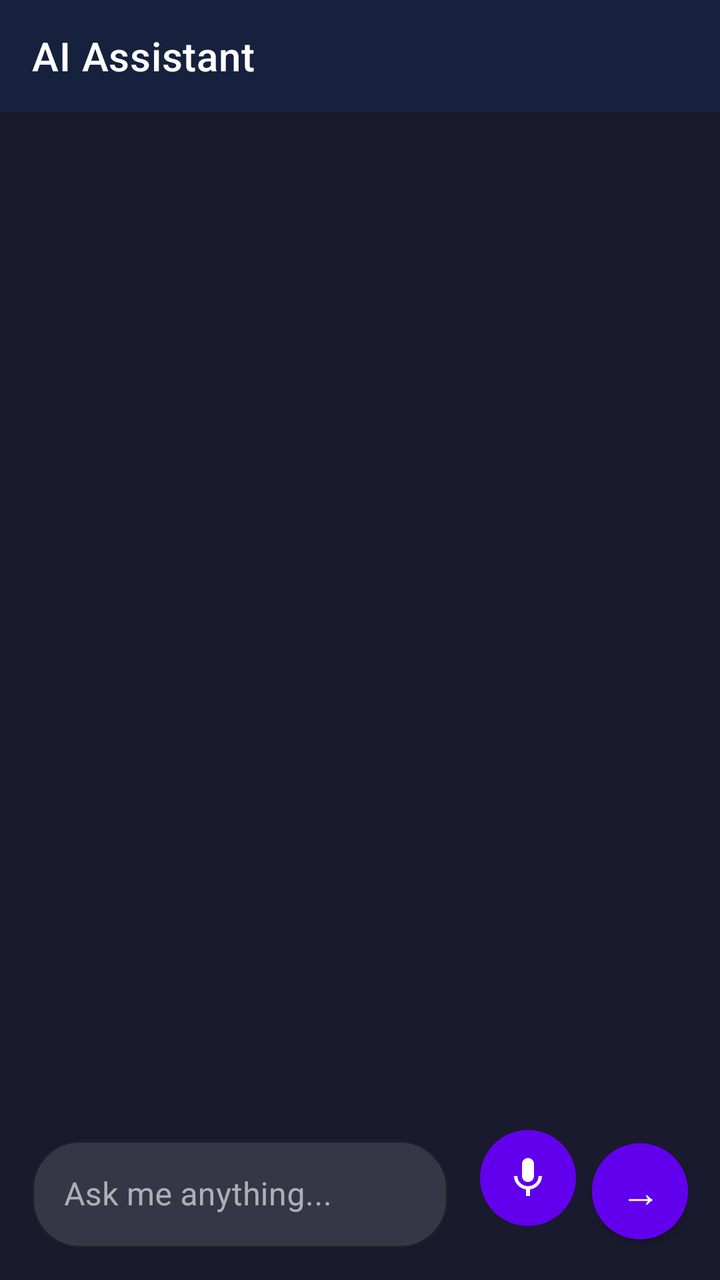
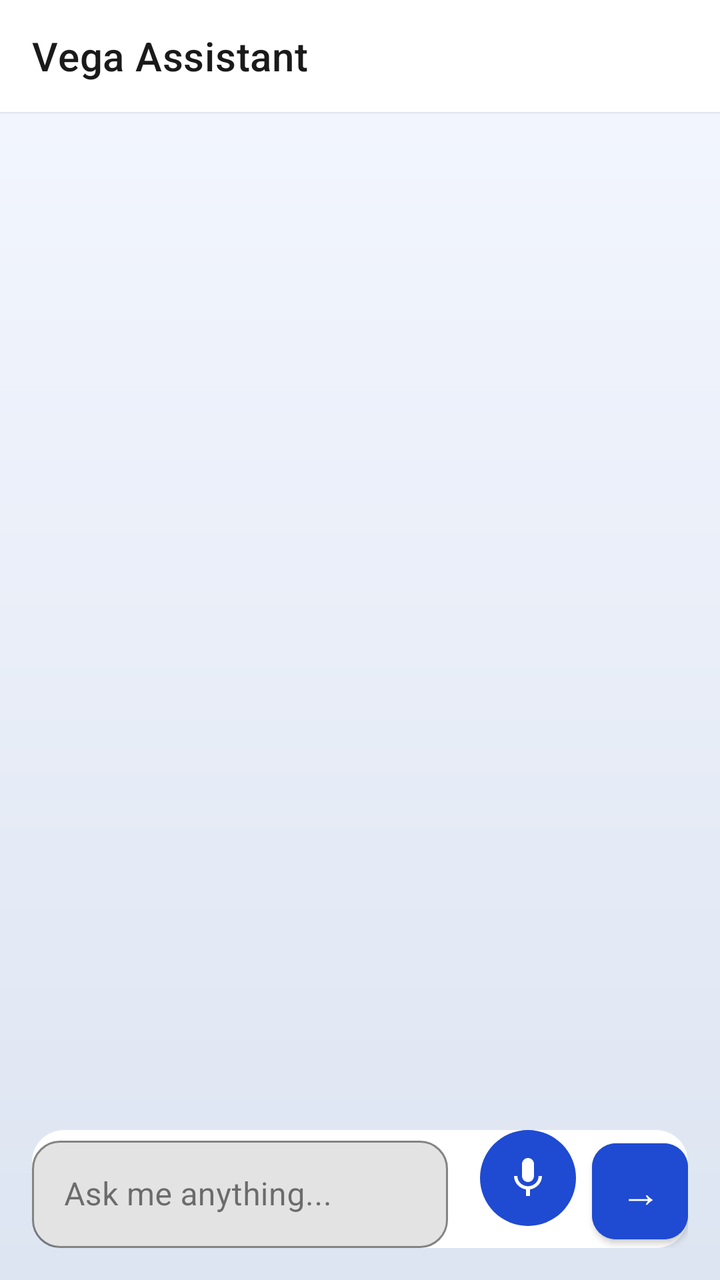

The first picture is an Android layout as it rendered before a commit; the second is the same layout after the commit. The layout source and the unified diff follow.
<!-- AndroidManifest.xml: application theme Theme.Calculator -->
<!-- res/layout/activity_main.xml -->
<?xml version="1.0" encoding="utf-8"?>
<androidx.constraintlayout.widget.ConstraintLayout xmlns:android="http://schemas.android.com/apk/res/android"
    xmlns:app="http://schemas.android.com/apk/res-auto"
    xmlns:tools="http://schemas.android.com/tools"
    android:layout_width="match_parent"
    android:layout_height="match_parent"
    android:background="@color/background"
    tools:context=".MainActivity">

    <androidx.appcompat.widget.Toolbar
        android:id="@+id/toolbar"
        android:layout_width="0dp"
        android:layout_height="?attr/actionBarSize"
        android:background="?attr/colorSurface"
        android:elevation="4dp"
        app:layout_constraintEnd_toEndOf="parent"
        app:layout_constraintStart_toStartOf="parent"
        app:layout_constraintTop_toTopOf="parent"
        app:title="AI Assistant"
        app:titleTextColor="@android:color/white" />

    <androidx.recyclerview.widget.RecyclerView
        android:id="@+id/messagesRecyclerView"
        android:layout_width="match_parent"
        android:layout_height="0dp"
        android:layout_margin="16dp"
        android:clipToPadding="false"
        android:paddingBottom="16dp"
        app:layout_constraintBottom_toTopOf="@+id/bottomLayout"
        app:layout_constraintTop_toBottomOf="@+id/toolbar" />

    <ProgressBar
        android:id="@+id/loadingIndicator"
        android:layout_width="wrap_content"
        android:layout_height="wrap_content"
        android:layout_marginBottom="16dp"
        android:visibility="gone"
        app:layout_constraintBottom_toTopOf="@+id/bottomLayout"
        app:layout_constraintEnd_toEndOf="parent"
        app:layout_constraintStart_toStartOf="parent" />

    <LinearLayout
        android:id="@+id/bottomLayout"
        android:layout_width="match_parent"
        android:layout_height="wrap_content"
        android:layout_margin="16dp"
        android:orientation="horizontal"
        app:layout_constraintBottom_toBottomOf="parent">

        <com.google.android.material.textfield.TextInputLayout
            android:id="@+id/inputLayout"
            android:layout_width="0dp"
            android:layout_height="wrap_content"
            android:layout_weight="1"
            android:layout_marginEnd="8dp"
            android:hint="Ask me anything..."
            app:boxBackgroundMode="outline"
            app:boxCornerRadiusTopStart="24dp"
            app:boxCornerRadiusTopEnd="24dp"
            app:boxCornerRadiusBottomStart="24dp"
            app:boxCornerRadiusBottomEnd="24dp"
            app:boxStrokeColor="@color/primary"
            app:hintTextColor="@color/hint_color">

            <com.google.android.material.textfield.TextInputEditText
                android:id="@+id/inputField"
                android:layout_width="match_parent"
                android:layout_height="wrap_content"
                android:maxLines="4"
                android:textColor="@android:color/white"
                android:textColorHint="@color/hint_color"
                android:textSize="16sp"
                android:padding="16dp" />
        </com.google.android.material.textfield.TextInputLayout>

        <ImageButton
            android:id="@+id/micButton"
            android:layout_width="48dp"
            android:layout_height="48dp"
            android:layout_marginStart="8dp"
            android:background="@drawable/mic_button_bg"
            android:contentDescription="Voice input"
            android:padding="12dp"
            android:scaleType="fitCenter"
            android:src="@drawable/ic_mic" />

        <com.google.android.material.button.MaterialButton
            android:id="@+id/sendButton"
            android:layout_width="48dp"
            android:layout_height="48dp"
            android:layout_marginStart="8dp"
            android:insetTop="0dp"
            android:insetBottom="0dp"
            android:text="→"
            android:textSize="20sp"
            android:backgroundTint="@color/primary"
            app:cornerRadius="24dp" />
    </LinearLayout>

</androidx.constraintlayout.widget.ConstraintLayout>
<!-- resources referenced by this layout -->
<resources>
  <color name="background">#1A1A2E</color>
  <color name="hint_color">#888888</color>
  <color name="primary">#6200EE</color>
  <!-- drawable ic_mic (drawable) -->
  <vector xmlns:android="http://schemas.android.com/apk/res/android"
      android:width="24dp"
      android:height="24dp"
      android:viewportWidth="24"
      android:viewportHeight="24">
      <path
          android:fillColor="@android:color/white"
          android:pathData="M12,14c1.66,0 2.99,-1.34 2.99,-3L15,5c0,-1.66 -1.34,-3 -3,-3S9,3.34 9,5v6c0,1.66 1.34,3 3,3zM17.3,11c0,3 -2.54,5.1 -5.3,5.1S6.7,14 6.7,11L5,11c0,3.41 2.72,6.23 6,6.72L11,21h2v-3.28c3.28,-0.48 6,-3.3 6,-6.72h-1.7z"/>
  </vector>
  <!-- drawable mic_button_bg (drawable) -->
  <?xml version="1.0" encoding="utf-8"?>
  <shape xmlns:android="http://schemas.android.com/apk/res/android"
      android:shape="oval">
      <solid android:color="@color/primary" />
  </shape>
  <style name="Theme.Calculator" parent="Theme.MaterialComponents.DayNight.NoActionBar">
          
          <item name="colorPrimary">@color/primary</item>
          <item name="colorPrimaryVariant">@color/primary_variant</item>
          <item name="colorOnPrimary">@color/on_primary</item>
          
          <item name="colorSecondary">@color/secondary</item>
          <item name="colorSecondaryVariant">@color/secondary</item>
          <item name="colorOnSecondary">@color/on_primary</item>
          
          <item name="android:statusBarColor">@color/primary_variant</item>
          
          <item name="android:windowBackground">@color/background</item>
          <item name="colorSurface">@color/surface</item>
          <item name="colorOnSurface">@color/on_surface</item>
          <item name="android:windowLightStatusBar">false</item>
      </style>
  <color name="primary_variant">#3700B3</color>
  <color name="on_primary">#FFFFFF</color>
  <color name="secondary">#03DAC6</color>
  <color name="surface">#16213E</color>
  <color name="on_surface">#FFFFFF</color>
</resources>

<!-- the commit's change to res/layout/activity_main.xml (unified diff, before → after) -->
@@ -4,20 +4,20 @@
     xmlns:tools="http://schemas.android.com/tools"
     android:layout_width="match_parent"
     android:layout_height="match_parent"
-    android:background="@color/background"
+    android:background="@drawable/bg_app"
     tools:context=".MainActivity">
 
     <androidx.appcompat.widget.Toolbar
         android:id="@+id/toolbar"
         android:layout_width="0dp"
         android:layout_height="?attr/actionBarSize"
-        android:background="?attr/colorSurface"
-        android:elevation="4dp"
+        android:background="@color/surface"
+        android:elevation="1dp"
         app:layout_constraintEnd_toEndOf="parent"
         app:layout_constraintStart_toStartOf="parent"
         app:layout_constraintTop_toTopOf="parent"
-        app:title="AI Assistant"
-        app:titleTextColor="@android:color/white" />
+        app:title="Vega Assistant"
+        app:titleTextColor="@color/on_surface" />
 
     <androidx.recyclerview.widget.RecyclerView
         android:id="@+id/messagesRecyclerView"
@@ -34,6 +34,7 @@
         android:layout_width="wrap_content"
         android:layout_height="wrap_content"
         android:layout_marginBottom="16dp"
+        android:indeterminateTint="@color/primary"
         android:visibility="gone"
         app:layout_constraintBottom_toTopOf="@+id/bottomLayout"
         app:layout_constraintEnd_toEndOf="parent"
@@ -44,6 +45,7 @@
         android:layout_width="match_parent"
         android:layout_height="wrap_content"
         android:layout_margin="16dp"
+        android:background="@drawable/bottom_panel_bg"
         android:orientation="horizontal"
         app:layout_constraintBottom_toBottomOf="parent">
 
@@ -55,11 +57,11 @@
             android:layout_marginEnd="8dp"
             android:hint="Ask me anything..."
             app:boxBackgroundMode="outline"
-            app:boxCornerRadiusTopStart="24dp"
-            app:boxCornerRadiusTopEnd="24dp"
-            app:boxCornerRadiusBottomStart="24dp"
-            app:boxCornerRadiusBottomEnd="24dp"
-            app:boxStrokeColor="@color/primary"
+            app:boxCornerRadiusTopStart="14dp"
+            app:boxCornerRadiusTopEnd="14dp"
+            app:boxCornerRadiusBottomStart="14dp"
+            app:boxCornerRadiusBottomEnd="14dp"
+            app:boxStrokeColor="@color/input_border"
             app:hintTextColor="@color/hint_color">
 
             <com.google.android.material.textfield.TextInputEditText
@@ -67,7 +69,7 @@
                 android:layout_width="match_parent"
                 android:layout_height="wrap_content"
                 android:maxLines="4"
-                android:textColor="@android:color/white"
+                android:textColor="@color/on_surface"
                 android:textColorHint="@color/hint_color"
                 android:textSize="16sp"
                 android:padding="16dp" />
@@ -94,7 +96,7 @@
             android:text="→"
             android:textSize="20sp"
             android:backgroundTint="@color/primary"
-            app:cornerRadius="24dp" />
+            app:cornerRadius="12dp" />
     </LinearLayout>
 
 </androidx.constraintlayout.widget.ConstraintLayout>
<!-- resource entries referenced after the edit -->
@@ -1,8 +1,10 @@
 <!-- resources referenced by this layout -->
 <resources>
-  <color name="background">#1A1A2E</color>
-  <color name="hint_color">#888888</color>
-  <color name="primary">#6200EE</color>
+  <color name="background">#E9EEF8</color>
+  <color name="bg_bottom">#DDE5F2</color>
+  <color name="hint_color">#6C7A94</color>
+  <color name="input_border">#CFD7E6</color>
+  <color name="primary">#1F4AD2</color>
   <!-- drawable ic_mic (drawable) -->
   <vector xmlns:android="http://schemas.android.com/apk/res/android"
       android:width="24dp"
@@ -19,27 +21,42 @@
       android:shape="oval">
       <solid android:color="@color/primary" />
   </shape>
-  <style name="Theme.Calculator" parent="Theme.MaterialComponents.DayNight.NoActionBar">
-          
+  <style name="Theme.Calculator" parent="Theme.MaterialComponents.Light.NoActionBar">
           <item name="colorPrimary">@color/primary</item>
           <item name="colorPrimaryVariant">@color/primary_variant</item>
           <item name="colorOnPrimary">@color/on_primary</item>
-          
           <item name="colorSecondary">@color/secondary</item>
           <item name="colorSecondaryVariant">@color/secondary</item>
-          <item name="colorOnSecondary">@color/on_primary</item>
-          
-          <item name="android:statusBarColor">@color/primary_variant</item>
-          
-          <item name="android:windowBackground">@color/background</item>
+          <item name="colorOnSecondary">@color/on_surface</item>
           <item name="colorSurface">@color/surface</item>
           <item name="colorOnSurface">@color/on_surface</item>
-          <item name="android:windowLightStatusBar">false</item>
+          <item name="android:statusBarColor">@color/background</item>
+          <item name="android:navigationBarColor">@color/background</item>
+          <item name="android:windowBackground">@drawable/bg_app</item>
+          <item name="android:windowLightStatusBar">true</item>
       </style>
-  <color name="primary_variant">#3700B3</color>
+  <color name="bg_top">#F4F7FF</color>
+  <color name="primary_variant">#14319B</color>
   <color name="on_primary">#FFFFFF</color>
-  <color name="secondary">#03DAC6</color>
-  <color name="surface">#16213E</color>
-  <color name="on_surface">#FFFFFF</color>
+  <color name="secondary">#5B7EF5</color>
+  <color name="surface">#FFFFFF</color>
+  <!-- drawable bg_app (drawable) -->
+  <?xml version="1.0" encoding="utf-8"?>
+  <shape xmlns:android="http://schemas.android.com/apk/res/android"
+      android:shape="rectangle">
+      <gradient
+          android:angle="270"
+          android:startColor="@color/bg_top"
+          android:centerColor="@color/background"
+          android:endColor="@color/bg_bottom" />
+  </shape>
+  <!-- drawable bottom_panel_bg (drawable) -->
+  <?xml version="1.0" encoding="utf-8"?>
+  <shape xmlns:android="http://schemas.android.com/apk/res/android"
+      android:shape="rectangle">
+      <solid android:color="@color/surface" />
+      <corners android:radius="16dp" />
+  </shape>
+  <color name="on_surface">#1A1A1A</color>
 </resources>
 
